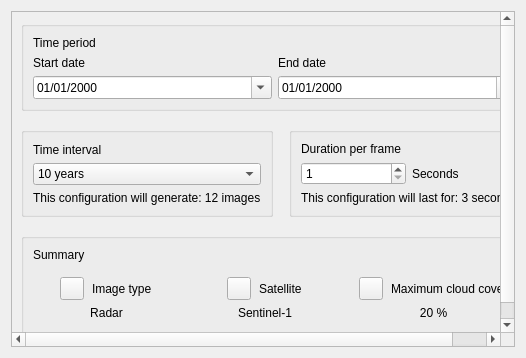
This is src/frontend/presentation/resources/ui/wizard_basic_03_time_lapse.ui in Cristian-Blanco/Geo-Time-Lapse as Qt 5 draws it before an edit. The edited form follows.
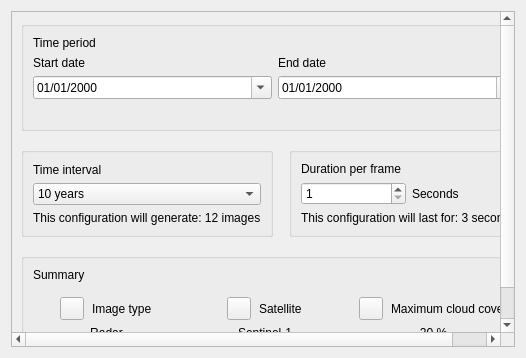
This is the edited form.

```diff
--- a/src/frontend/presentation/resources/ui/wizard_basic_03_time_lapse.ui
+++ b/src/frontend/presentation/resources/ui/wizard_basic_03_time_lapse.ui
@@ -73,6 +73,16 @@
                                                 </property>
                                             </widget>
                                         </item>
+                                        <item row="3" column="0" colspan="2">
+                                            <widget class="QLabel" name="lbl_available_date">
+                                                <property name="text">
+                                                    <string></string>
+                                                </property>
+                                                <property name="class" stdset="0">
+                                                    <string>group_description</string>
+                                                </property>
+                                            </widget>
+                                        </item>
                                     </layout>
                                 </widget>
                             </item>
```
